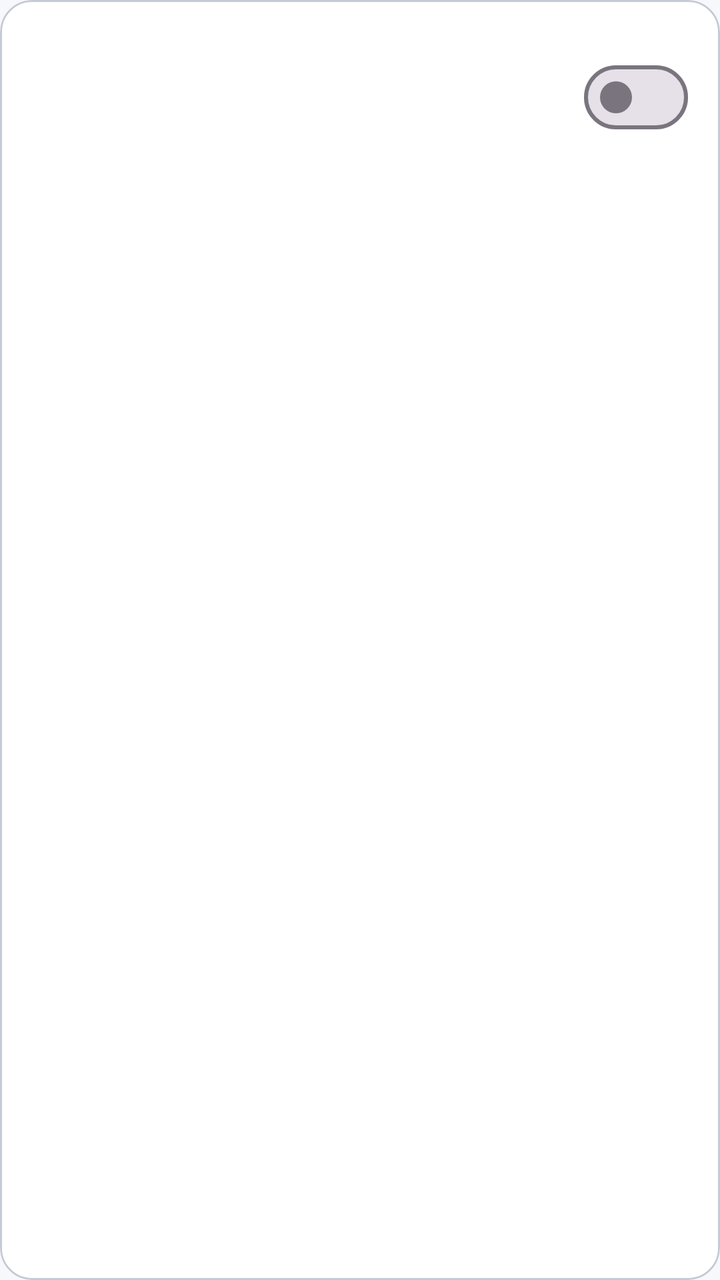
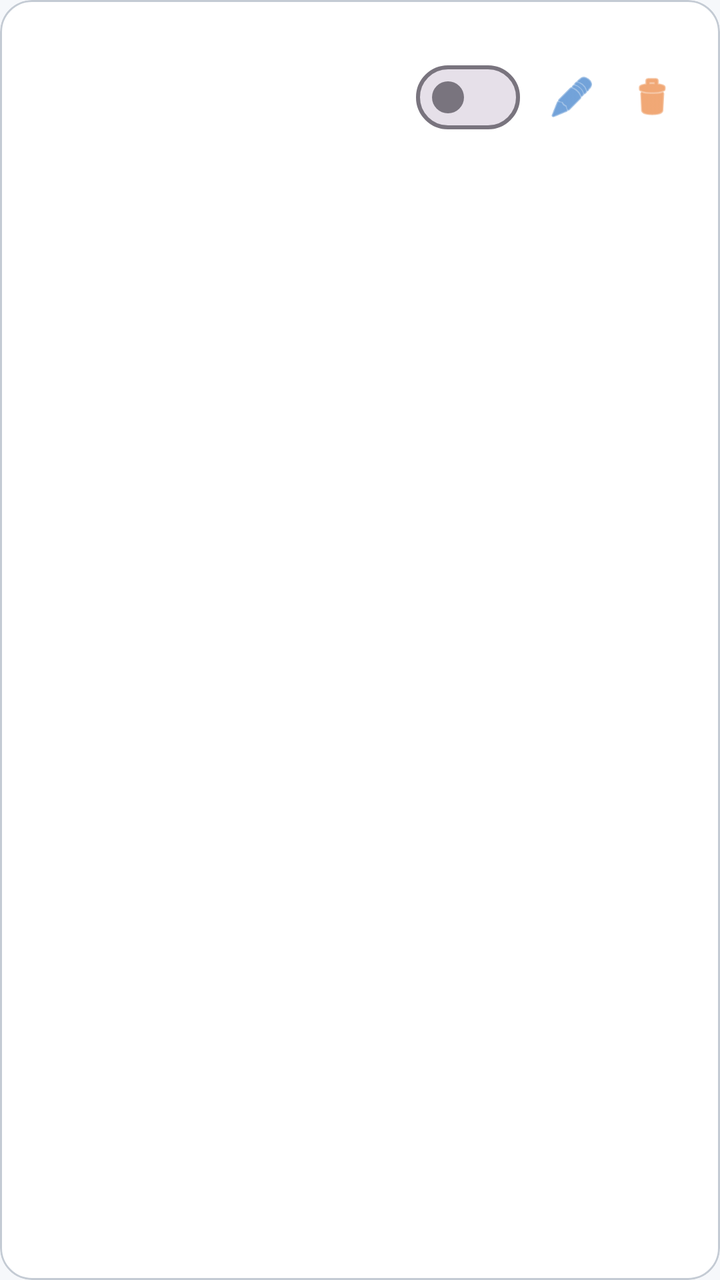

Before-and-after screenshots of an Android layout around one commit, followed by the original layout XML and the change that was made.
<!-- AndroidManifest.xml: application theme Theme.SistemaBodegaAppAndroid -->
<!-- res/layout/item_usuario.xml -->
<?xml version="1.0" encoding="utf-8"?>
<com.google.android.material.card.MaterialCardView xmlns:android="http://schemas.android.com/apk/res/android"
    xmlns:app="http://schemas.android.com/apk/res-auto"
    android:layout_width="match_parent"
    android:layout_height="wrap_content"
    android:layout_marginHorizontal="16dp"
    android:layout_marginVertical="6dp"
    app:cardCornerRadius="16dp"
    app:cardElevation="0dp"
    app:cardBackgroundColor="@color/surface"
    app:strokeColor="@color/outline"
    app:strokeWidth="1dp">

    <LinearLayout
        android:layout_width="match_parent"
        android:layout_height="wrap_content"
        android:gravity="center_vertical"
        android:orientation="horizontal"
        android:padding="16dp">

        <LinearLayout
            android:layout_width="0dp"
            android:layout_height="wrap_content"
            android:layout_weight="1"
            android:orientation="vertical">

            <TextView
                android:id="@+id/tvNombreCompleto"
                android:layout_width="match_parent"
                android:layout_height="wrap_content"
                android:textAppearance="@style/TextAppearance.Material3.TitleMedium"
                android:textStyle="bold" />

            <TextView
                android:id="@+id/tvUsername"
                android:layout_width="match_parent"
                android:layout_height="wrap_content"
                android:layout_marginTop="2dp"
                android:textAppearance="@style/TextAppearance.Material3.BodyMedium"
                android:textColor="@color/text_secondary" />

            <TextView
                android:id="@+id/tvRolName"
                android:layout_width="match_parent"
                android:layout_height="wrap_content"
                android:layout_marginTop="4dp"
                android:textAppearance="@style/TextAppearance.Material3.LabelLarge"
                android:textColor="@color/primary" />

        </LinearLayout>

        <com.google.android.material.materialswitch.MaterialSwitch
            android:id="@+id/switchActivo"
            android:layout_width="wrap_content"
            android:layout_height="wrap_content"
            android:layout_marginStart="8dp" />

    </LinearLayout>
</com.google.android.material.card.MaterialCardView>
<!-- resources referenced by this layout -->
<resources>
  <color name="outline">#C4CBD4</color>
  <color name="primary">#1565C0</color>
  <color name="surface">#FFFFFF</color>
  <color name="text_secondary">#5F6368</color>
  <style name="Theme.SistemaBodegaAppAndroid" parent="Base.Theme.SistemaBodegaAppAndroid" />
  <style name="Base.Theme.SistemaBodegaAppAndroid" parent="Theme.Material3.DayNight.NoActionBar">
          <item name="colorPrimary">@color/primary</item>
          <item name="colorOnPrimary">@color/white</item>
          <item name="colorPrimaryContainer">@color/primary_container</item>
          <item name="colorSecondary">@color/accent</item>
          <item name="colorSurface">@color/surface</item>
          <item name="android:colorBackground">@color/background</item>
          <item name="android:statusBarColor">@color/primary_dark</item>
          <item name="android:navigationBarColor">@color/background</item>
      </style>
  <color name="white">#FFFFFFFF</color>
  <color name="primary_container">#B3DEFF</color>
  <color name="accent">#E76E1A</color>
  <color name="background">#F6F8FB</color>
  <color name="primary_dark">#1457AC</color>
</resources>

<!-- the commit's change to res/layout/item_usuario.xml (unified diff, before → after) -->
@@ -55,5 +55,27 @@
             android:layout_height="wrap_content"
             android:layout_marginStart="8dp" />
 
+        <ImageView
+            android:id="@+id/btnEditUsuario"
+            android:layout_width="36dp"
+            android:layout_height="36dp"
+            android:layout_marginStart="8dp"
+            android:background="?attr/selectableItemBackgroundBorderless"
+            android:contentDescription="Editar"
+            android:padding="6dp"
+            android:src="@android:drawable/ic_menu_edit"
+            app:tint="@color/primary" />
+
+        <ImageView
+            android:id="@+id/btnDeleteUsuario"
+            android:layout_width="36dp"
+            android:layout_height="36dp"
+            android:layout_marginStart="4dp"
+            android:background="?attr/selectableItemBackgroundBorderless"
+            android:contentDescription="Eliminar"
+            android:padding="6dp"
+            android:src="@android:drawable/ic_menu_delete"
+            app:tint="@color/accent" />
+
     </LinearLayout>
 </com.google.android.material.card.MaterialCardView>
